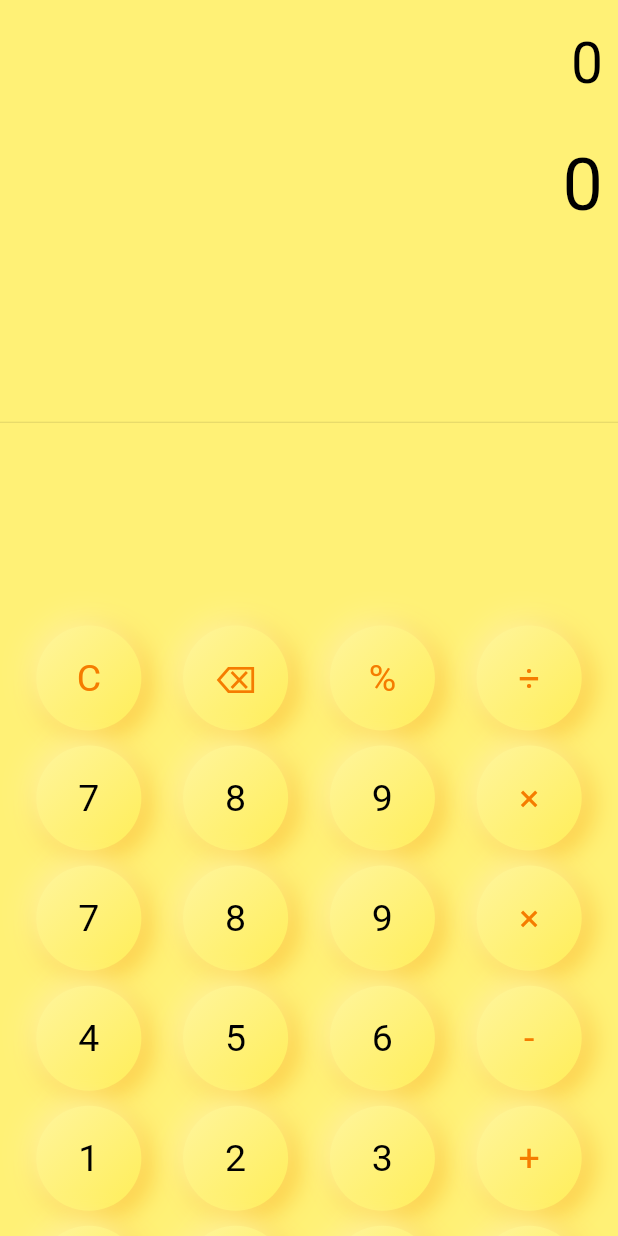
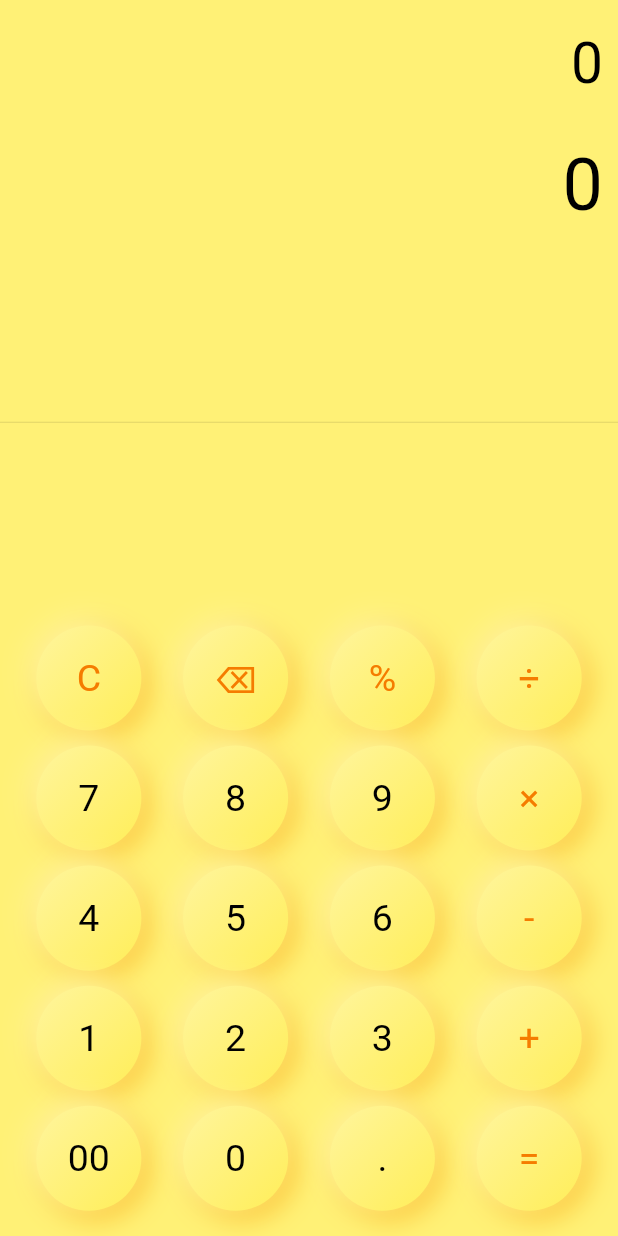
Before and after one commit to Rest00rer/calc, a Flutter app: the screen it shows after launch, on a phone screen of 412 x 824 dp. Run offline on Flutter 3.47's test engine with Material 2 defaults, Android fonts, the phone set to English and light mode, and no system bars; our stand-ins replace shared_preferences; missing offline and left inert: expressions.

```diff
--- a/lib/calc_widget.dart
+++ b/lib/calc_widget.dart
@@ -75,14 +75,6 @@ class TestWidget extends StatelessWidget {
                             BuildButton(btnText: '⌫', btnTextColor: Colors.orange[700]),
                             BuildButton(btnText: '%', btnTextColor: Colors.orange[700]),
                             BuildButton(btnText: '÷', btnTextColor: Colors.orange[700]),
-                          ],
-                        ),
-                        TableRow(
-                          children: [
-                            BuildButton(btnText: '7', btnTextColor: Colors.black),
-                            BuildButton(btnText: '8', btnTextColor: Colors.black),
-                            BuildButton(btnText: '9', btnTextColor: Colors.black),
-                            BuildButton(btnText: '×', btnTextColor: Colors.orange[700]),
                           ],
                         ),
                         TableRow(
```
